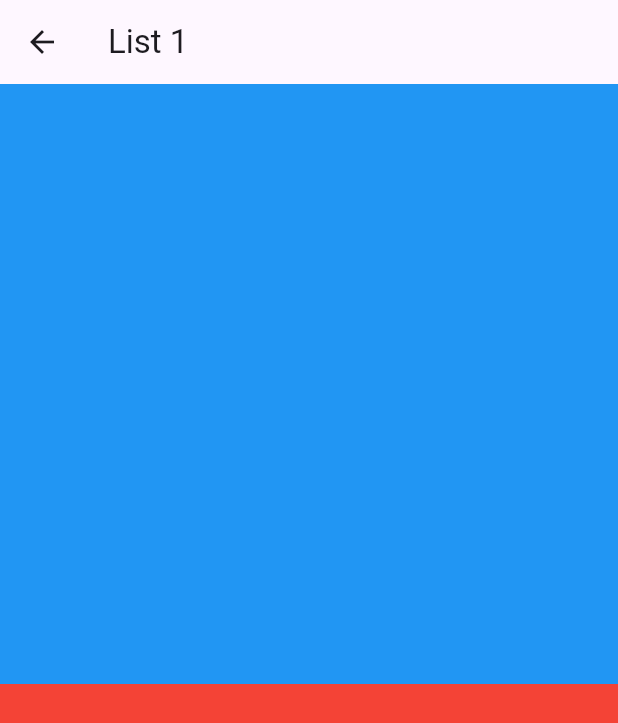
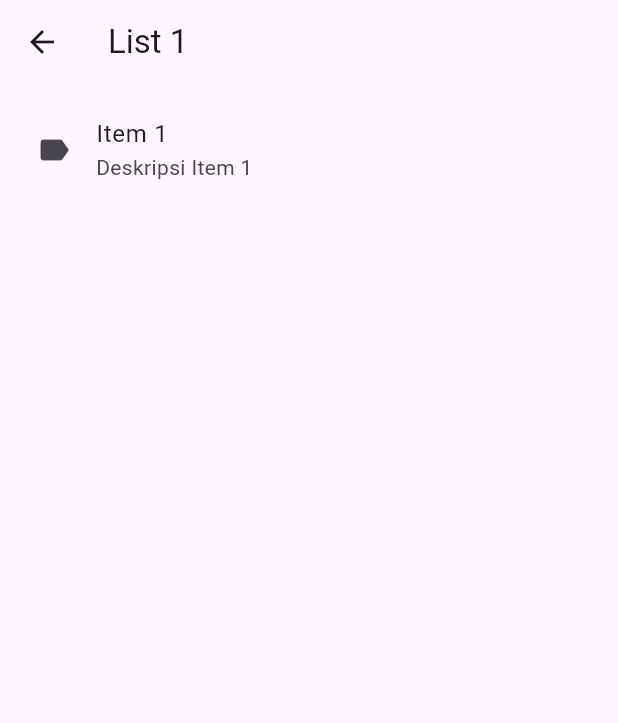
Before and after one commit to ahmadsapey/latihan_flutter, a Flutter app: the List1 screen opened directly, on a phone screen of 412 x 824 dp. Shown: the top 723 px of the screen. Run offline on Flutter 3.47's test engine with Material 3 defaults, Android fonts, the phone set to English and light mode, and no system bars.

Commit message:
nambah list1 dan list2

```diff
--- a/lib/latihan/list_1.dart
+++ b/lib/latihan/list_1.dart
@@ -10,21 +10,16 @@ class List1 extends StatelessWidget {
         title: const Text('List 1'),
       ),
       body: ListView(
+        padding:  EdgeInsets.all(8),
         children: [
-              Container(
-              height: 400,
-              decoration: BoxDecoration(
-                color: Colors.blue,
-              ),
-              ),
-
-              Container(
-              height: 400, decoration: BoxDecoration(
-                color: Colors.red,
-              ),
-              ),
-
-              ]),
-      );
+          ListTile(
+            title: Text('Item 1'),
+            subtitle: Text('Deskripsi Item 1'),
+            leading: Icon(Icons.label),
+            hoverColor: Colors.blue,
+              )
+              ],
+      ),
+    );
   }
 }
```
Also changed, not shown: lib/latihan/list_2.dart (added, +38 -0 lines).
